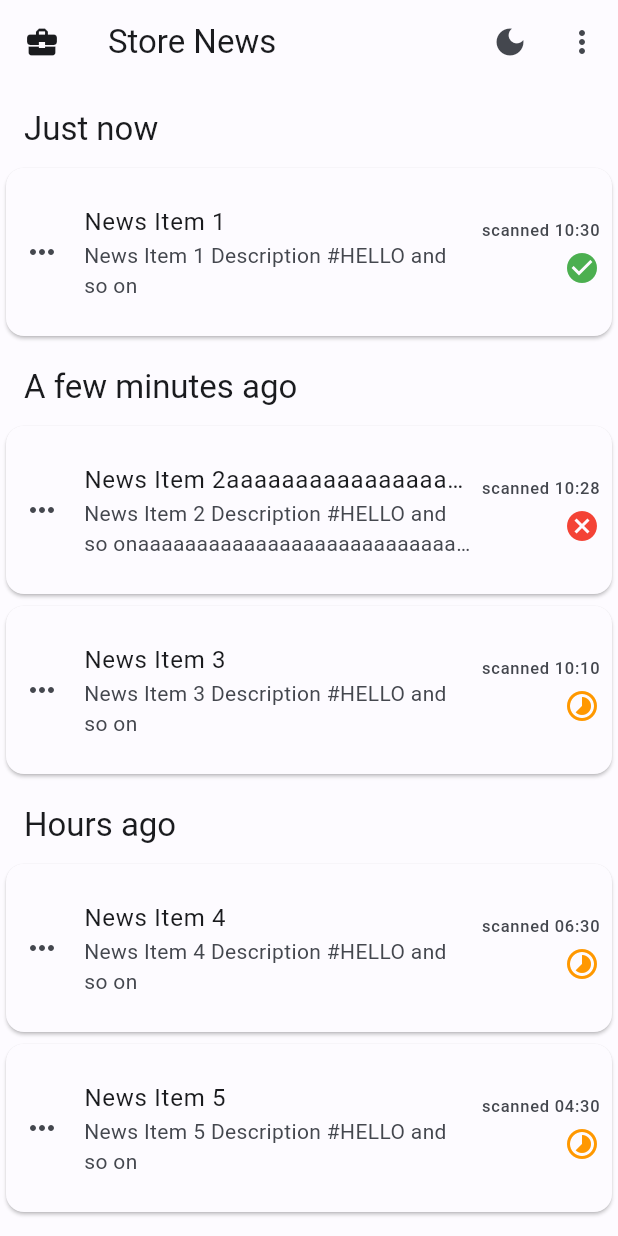
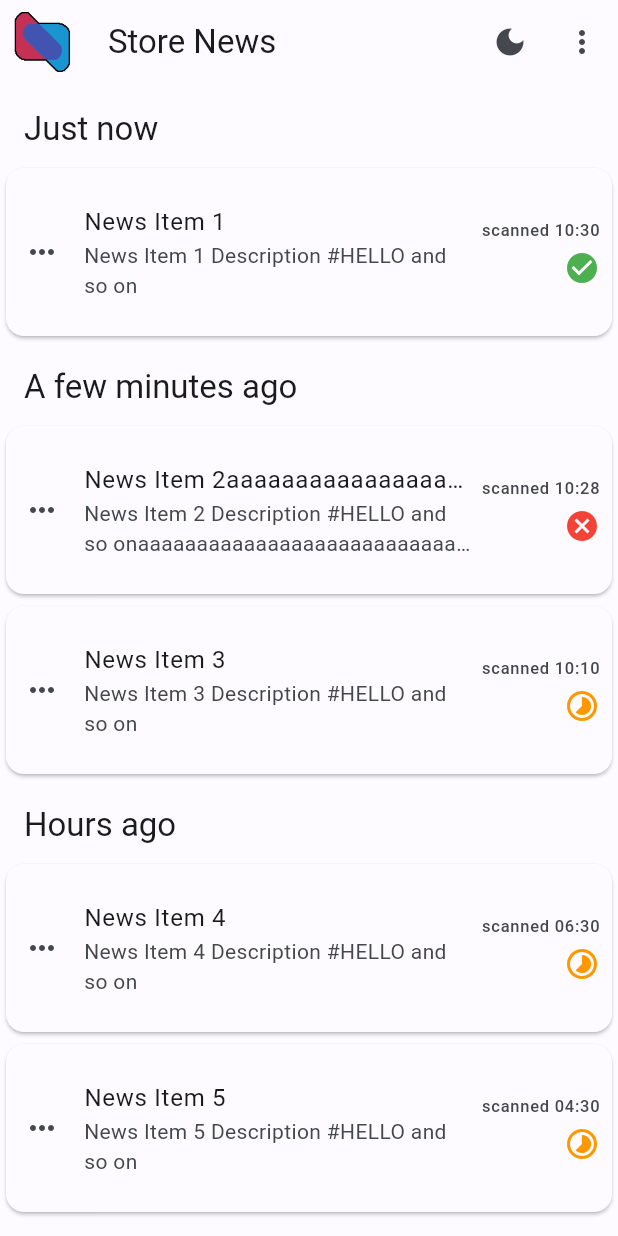
Before and after one commit to malthee/StoreNews.App, a Flutter app: the screen it shows after launch, on a phone screen of 412 x 824 dp. Run offline on Flutter 3.47's test engine with Material 2 defaults, Android fonts, the phone set to English and light mode, and no system bars; our stand-ins replace carousel_slider, get_it, i18n_extension, photo_view.

Commit message:
Add app icon

```diff
--- a/storenews/lib/ui/pages/news_overview.dart
+++ b/storenews/lib/ui/pages/news_overview.dart
@@ -75,7 +75,10 @@ class NewsOverview extends StatelessWidget {
 
     return Scaffold(
         appBar: AppBar(
-          leading: const Icon(Icons.business_center),
+          leading: const Padding(
+            padding: EdgeInsets.all(InsetSizes.small),
+            child: Image(image: AssetImage('assets/icon/storenews.png')),
+          ),
           title: Text('Store News'.i18n),
           // TODO scan toggle
           actions: [
```
Also changed, not shown: storenews/pubspec.yaml (+8 -49 lines), storenews/assets/icon/storenews.png (added), storenews/pubspec.lock, 27 other files.
